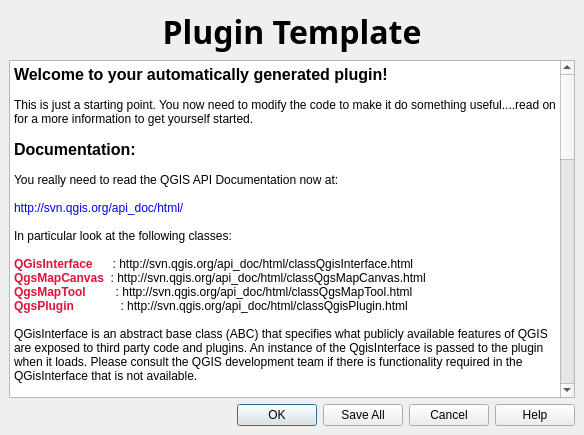
Old version of the form src/plugins/plugin_template/plugingui.ui in the repository kadas-albireo/kadas-albireo.
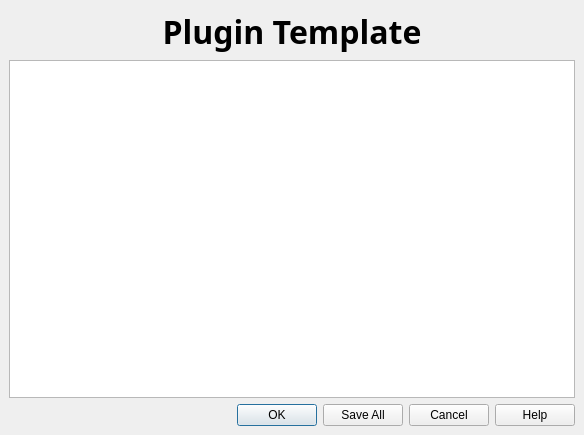
New version of the form. Icons and pictures are not drawn.

Commit message: Fixed #872 in plugin_template, made links clickable and changed template to make it more translateable

Patch:
```diff
--- a/src/plugins/plugin_template/plugingui.ui
+++ b/src/plugins/plugin_template/plugingui.ui
@@ -53,71 +53,8 @@
    </item>
    <item row="1" column="0" >
     <widget class="QTextBrowser" name="textBrowser" >
-     <property name="html" >
-      <string>&lt;html>&lt;head>&lt;meta name="qrichtext" content="1" />&lt;style type="text/css">
-p, li { white-space: pre-wrap; }
-&lt;/style>&lt;/head>&lt;body style=" font-family:'DejaVu Sans Condensed'; font-size:9pt; font-weight:400; font-style:normal; text-decoration:none;">
-&lt;p style=" margin-top:0px; margin-bottom:0px; margin-left:0px; margin-right:0px; -qt-block-indent:0; text-indent:0px; font-family:'Sans Serif';">&lt;span style=" font-size:12pt; font-weight:600;">Welcome to your automatically generated plugin!&lt;/span>&lt;/p>
-&lt;p style="-qt-paragraph-type:empty; margin-top:0px; margin-bottom:0px; margin-left:0px; margin-right:0px; -qt-block-indent:0; text-indent:0px; font-family:'Sans Serif';">&lt;/p>
-&lt;p style=" margin-top:0px; margin-bottom:0px; margin-left:0px; margin-right:0px; -qt-block-indent:0; text-indent:0px; font-family:'Sans Serif';">This is just a starting point. You now need to modify the code to make it do something useful....read on for a more information to get yourself started.&lt;/p>
-&lt;p style="-qt-paragraph-type:empty; margin-top:0px; margin-bottom:0px; margin-left:0px; margin-right:0px; -qt-block-indent:0; text-indent:0px; font-family:'Sans Serif';">&lt;/p>
-&lt;p style=" margin-top:0px; margin-bottom:0px; margin-left:0px; margin-right:0px; -qt-block-indent:0; text-indent:0px; font-family:'Sans Serif';">&lt;span style=" font-size:12pt; font-weight:600;">Documentation:&lt;/span>&lt;/p>
-&lt;p style="-qt-paragraph-type:empty; margin-top:0px; margin-bottom:0px; margin-left:0px; margin-right:0px; -qt-block-indent:0; text-indent:0px; font-family:'Sans Serif';">&lt;/p>
-&lt;p style=" margin-top:0px; margin-bottom:0px; margin-left:0px; margin-right:0px; -qt-block-indent:0; text-indent:0px; font-family:'Sans Serif';">You really need to read the QGIS API Documentation now at:&lt;/p>
-&lt;p style="-qt-paragraph-type:empty; margin-top:0px; margin-bottom:0px; margin-left:0px; margin-right:0px; -qt-block-indent:0; text-indent:0px; font-family:'Sans Serif';">&lt;/p>
-&lt;p style=" margin-top:0px; margin-bottom:0px; margin-left:0px; margin-right:0px; -qt-block-indent:0; text-indent:0px; font-family:'Sans Serif';">&lt;span style=" color:#0000ff;">http://svn.qgis.org/api_doc/html/&lt;/span>&lt;/p>
-&lt;p style="-qt-paragraph-type:empty; margin-top:0px; margin-bottom:0px; margin-left:0px; margin-right:0px; -qt-block-indent:0; text-indent:0px; font-family:'Sans Serif';">&lt;/p>
-&lt;p style=" margin-top:0px; margin-bottom:0px; margin-left:0px; margin-right:0px; -qt-block-indent:0; text-indent:0px; font-family:'Sans Serif';">In particular look at the following classes:&lt;/p>
-&lt;p style="-qt-paragraph-type:empty; margin-top:0px; margin-bottom:0px; margin-left:0px; margin-right:0px; -qt-block-indent:0; text-indent:0px; font-family:'Sans Serif';">&lt;/p>
-&lt;p style=" margin-top:0px; margin-bottom:0px; margin-left:0px; margin-right:0px; -qt-block-indent:0; text-indent:0px; font-family:'Sans Serif';">&lt;span style=" font-weight:600; color:#dc143c;">QGisInterface&lt;/span>      : http://svn.qgis.org/api_doc/html/classQgisInterface.html&lt;/p>
-&lt;p style=" margin-top:0px; margin-bottom:0px; margin-left:0px; margin-right:0px; -qt-block-indent:0; text-indent:0px; font-family:'Sans Serif';">&lt;span style=" font-weight:600; color:#dc143c;">QgsMapCanvas &lt;/span> : http://svn.qgis.org/api_doc/html/classQgsMapCanvas.html&lt;/p>
-&lt;p style=" margin-top:0px; margin-bottom:0px; margin-left:0px; margin-right:0px; -qt-block-indent:0; text-indent:0px; font-family:'Sans Serif';">&lt;span style=" font-weight:600; color:#dc143c;">QgsMapTool&lt;/span>         : http://svn.qgis.org/api_doc/html/classQgsMapTool.html&lt;/p>
-&lt;p style=" margin-top:0px; margin-bottom:0px; margin-left:0px; margin-right:0px; -qt-block-indent:0; text-indent:0px; font-family:'Sans Serif';">&lt;span style=" font-weight:600; color:#dc143c;">QgsPlugin&lt;/span>              : http://svn.qgis.org/api_doc/html/classQgisPlugin.html&lt;/p>
-&lt;p style="-qt-paragraph-type:empty; margin-top:0px; margin-bottom:0px; margin-left:0px; margin-right:0px; -qt-block-indent:0; text-indent:0px; font-family:'Sans Serif';">&lt;/p>
-&lt;p style=" margin-top:0px; margin-bottom:0px; margin-left:0px; margin-right:0px; -qt-block-indent:0; text-indent:0px; font-family:'Sans Serif';">QGisInterface is an abstract base class (ABC) that specifies what publicly available features of QGIS are exposed to third party code and plugins. An instance of the QgisInterface is passed to the plugin when it loads. Please consult the QGIS development team if there is functionality required in the QGisInterface that is not available.&lt;/p>
-&lt;p style="-qt-paragraph-type:empty; margin-top:0px; margin-bottom:0px; margin-left:0px; margin-right:0px; -qt-block-indent:0; text-indent:0px; font-family:'Sans Serif';">&lt;/p>
-&lt;p style=" margin-top:0px; margin-bottom:0px; margin-left:0px; margin-right:0px; -qt-block-indent:0; text-indent:0px; font-family:'Sans Serif';">QgsPlugin is an ABC that defines required behaviour your plugin must provide. See below for more details.&lt;/p>
-&lt;p style="-qt-paragraph-type:empty; margin-top:0px; margin-bottom:0px; margin-left:0px; margin-right:0px; -qt-block-indent:0; text-indent:0px; font-family:'Sans Serif';">&lt;/p>
-&lt;p style=" margin-top:0px; margin-bottom:0px; margin-left:0px; margin-right:0px; -qt-block-indent:0; text-indent:0px; font-family:'Sans Serif';">&lt;span style=" font-size:12pt; font-weight:600;">What are all the files in my generated plugin directory for?&lt;/span>&lt;/p>
-&lt;p style="-qt-paragraph-type:empty; margin-top:0px; margin-bottom:0px; margin-left:0px; margin-right:0px; -qt-block-indent:0; text-indent:0px; font-family:'Sans Serif';">&lt;/p>
-&lt;p style=" margin-top:0px; margin-bottom:0px; margin-left:0px; margin-right:0px; -qt-block-indent:0; text-indent:0px; font-family:'Sans Serif';">&lt;span style=" font-weight:600; color:#dc143c;">CMakeLists.txt&lt;/span>&lt;/p>
-&lt;p style=" margin-top:0px; margin-bottom:0px; margin-left:0px; margin-right:0px; -qt-block-indent:0; text-indent:0px; font-family:'Sans Serif';">This is the generated CMake file that builds the plugin. You should add you application specific dependencies and source files to this file.&lt;/p>
-&lt;p style="-qt-paragraph-type:empty; margin-top:0px; margin-bottom:0px; margin-left:0px; margin-right:0px; -qt-block-indent:0; text-indent:0px; font-family:'Sans Serif';">&lt;/p>
-&lt;p style=" margin-top:0px; margin-bottom:0px; margin-left:0px; margin-right:0px; -qt-block-indent:0; text-indent:0px; font-family:'Sans Serif';">&lt;span style=" font-weight:600; color:#dc143c;">[pluginlcasename].h&lt;/span>&lt;/p>
-&lt;p style=" margin-top:0px; margin-bottom:0px; margin-left:0px; margin-right:0px; -qt-block-indent:0; text-indent:0px; font-family:'Sans Serif'; font-weight:600; color:#dc143c;">[pluginlcasename].cpp  &lt;/p>
-&lt;p style=" margin-top:0px; margin-bottom:0px; margin-left:0px; margin-right:0px; -qt-block-indent:0; text-indent:0px; font-family:'Sans Serif';">This is the class that provides the 'glue' between your custom application logic and the QGIS application. You will see that a number of methods are already implemented for you - including some examples of how to add a raster or vector layer to the main application map canvas. This class is a concrete instance of the QgisPlugin interface which defines required behaviour for a plugin. In particular, a plugin has a number of static methods and members so that the QgsPluginManager and plugin loader logic can identify each plugin, create an appropriate menu entry for it etc. Note there is nothing stopping you creating multiple toolbar icons and menu entries for a single plugin. By default though a single menu entry and toolbar button is created and its pre-configured to call the run() method in this class when selected. This default implementation provided for you by the plugin builder is well documented, so please refer to the code for further advice.&lt;/p>
-&lt;p style="-qt-paragraph-type:empty; margin-top:0px; margin-bottom:0px; margin-left:0px; margin-right:0px; -qt-block-indent:0; text-indent:0px; font-family:'Sans Serif';">&lt;/p>
-&lt;p style=" margin-top:0px; margin-bottom:0px; margin-left:0px; margin-right:0px; -qt-block-indent:0; text-indent:0px; font-family:'Sans Serif';">&lt;span style=" font-weight:600; color:#dc143c;">[pluginlcasename]gui.ui&lt;/span>&lt;/p>
-&lt;p style=" margin-top:0px; margin-bottom:0px; margin-left:0px; margin-right:0px; -qt-block-indent:0; text-indent:0px; font-family:'Sans Serif'; font-weight:600; color:#000000;">&lt;span style=" font-weight:400;">This is a Qt designer 'ui' file. It defines the look of the default plugin dialog without implementing any application logic. You can modify this form to suite your needs or completely remove it if your plugin does not need to display a user form (e.g. for custom MapTools).&lt;/span>&lt;/p>
-&lt;p style="-qt-paragraph-type:empty; margin-top:0px; margin-bottom:0px; margin-left:0px; margin-right:0px; -qt-block-indent:0; text-indent:0px; font-family:'Sans Serif'; color:#000000;">&lt;/p>
-&lt;p style="-qt-paragraph-type:empty; margin-top:0px; margin-bottom:0px; margin-left:0px; margin-right:0px; -qt-block-indent:0; text-indent:0px; font-family:'Sans Serif';">&lt;/p>
-&lt;p style=" margin-top:0px; margin-bottom:0px; margin-left:0px; margin-right:0px; -qt-block-indent:0; text-indent:0px; font-family:'Sans Serif';">&lt;span style=" font-weight:600; color:#dc143c;">[pluginlcasename]gui.cpp  &lt;/span>&lt;/p>
-&lt;p style=" margin-top:0px; margin-bottom:0px; margin-left:0px; margin-right:0px; -qt-block-indent:0; text-indent:0px; font-family:'Sans Serif'; font-weight:600; color:#dc143c;">[pluginlcasename]gui.h &lt;span style=" font-weight:400; color:#000000;"> &lt;/span>&lt;/p>
-&lt;p style=" margin-top:0px; margin-bottom:0px; margin-left:0px; margin-right:0px; -qt-block-indent:0; text-indent:0px; font-family:'Sans Serif';">This is the concrete class where application logic for the above mentioned dialog should go. The world is your oyster here really....&lt;/p>
-&lt;p style="-qt-paragraph-type:empty; margin-top:0px; margin-bottom:0px; margin-left:0px; margin-right:0px; -qt-block-indent:0; text-indent:0px; font-family:'Sans Serif';">&lt;/p>
-&lt;p style=" margin-top:0px; margin-bottom:0px; margin-left:0px; margin-right:0px; -qt-block-indent:0; text-indent:0px; font-family:'Sans Serif';">&lt;span style=" font-weight:600; color:#dc143c;">[pluginlcasename].qrc  &lt;/span>&lt;/p>
-&lt;p style=" margin-top:0px; margin-bottom:0px; margin-left:0px; margin-right:0px; -qt-block-indent:0; text-indent:0px; font-family:'Sans Serif'; font-weight:600; color:#dc143c;">&lt;span style=" font-weight:400; color:#000000;">This is the Qt4 resources file for your plugin. The Makefile generated for your plugin is all set up to compile the resource file so all you need to do is add your additional icons etc using the simple xml file format. Note the namespace used for all your resources e.g. (":/[pluginname]/"). It is important to use this prefix for all your resources. We suggest you include any other images and run time data in this resurce file too.&lt;/span>&lt;/p>
-&lt;p style="-qt-paragraph-type:empty; margin-top:0px; margin-bottom:0px; margin-left:0px; margin-right:0px; -qt-block-indent:0; text-indent:0px; font-family:'Sans Serif';">&lt;/p>
-&lt;p style=" margin-top:0px; margin-bottom:0px; margin-left:0px; margin-right:0px; -qt-block-indent:0; text-indent:0px; font-family:'Sans Serif';">&lt;span style=" font-weight:600; color:#dc143c;">[pluginlcasename].png  &lt;/span>&lt;/p>
-&lt;p style=" margin-top:0px; margin-bottom:0px; margin-left:0px; margin-right:0px; -qt-block-indent:0; text-indent:0px; font-family:'Sans Serif'; font-weight:600; color:#dc143c;">&lt;span style=" font-weight:400; color:#000000;">This is the icon that will be used for your plugin menu entry and toolbar icon. Simply replace this icon with your own icon to make your plugin disctinctive from the rest.&lt;/span>&lt;/p>
-&lt;p style="-qt-paragraph-type:empty; margin-top:0px; margin-bottom:0px; margin-left:0px; margin-right:0px; -qt-block-indent:0; text-indent:0px; font-family:'Sans Serif'; font-weight:600; color:#dc143c;">&lt;/p>
-&lt;p style=" margin-top:0px; margin-bottom:0px; margin-left:0px; margin-right:0px; -qt-block-indent:0; text-indent:0px; font-family:'Sans Serif';">&lt;span style=" font-weight:600; color:#dc143c;">README&lt;/span>&lt;/p>
-&lt;p style=" margin-top:0px; margin-bottom:0px; margin-left:0px; margin-right:0px; -qt-block-indent:0; text-indent:0px; font-family:'Sans Serif';">This file contains the documentation you are reading now!&lt;/p>
-&lt;p style="-qt-paragraph-type:empty; margin-top:0px; margin-bottom:0px; margin-left:0px; margin-right:0px; -qt-block-indent:0; text-indent:0px; font-family:'Sans Serif';">&lt;/p>
-&lt;p style="-qt-paragraph-type:empty; margin-top:0px; margin-bottom:0px; margin-left:0px; margin-right:0px; -qt-block-indent:0; text-indent:0px; font-family:'Sans Serif';">&lt;/p>
-&lt;p style=" margin-top:0px; margin-bottom:0px; margin-left:0px; margin-right:0px; -qt-block-indent:0; text-indent:0px; font-family:'Sans Serif';">&lt;span style=" font-size:12pt; font-weight:600;">Getting developer help:&lt;/span>&lt;/p>
-&lt;p style="-qt-paragraph-type:empty; margin-top:0px; margin-bottom:0px; margin-left:0px; margin-right:0px; -qt-block-indent:0; text-indent:0px; font-family:'Sans Serif';">&lt;/p>
-&lt;p style=" margin-top:0px; margin-bottom:0px; margin-left:0px; margin-right:0px; -qt-block-indent:0; text-indent:0px; font-family:'Sans Serif';">For Questions and Comments regarding the plugin builder template and creating your features in QGIS using the plugin interface please contact us via:&lt;/p>
-&lt;p style="-qt-paragraph-type:empty; margin-top:0px; margin-bottom:0px; margin-left:0px; margin-right:0px; -qt-block-indent:0; text-indent:0px; font-family:'Sans Serif';">&lt;/p>
-&lt;p style=" margin-top:0px; margin-bottom:0px; margin-left:0px; margin-right:0px; -qt-block-indent:0; text-indent:0px; font-family:'Sans Serif';"> * the QGIS developers mailing list, or&lt;/p>
-&lt;p style=" margin-top:0px; margin-bottom:0px; margin-left:0px; margin-right:0px; -qt-block-indent:0; text-indent:0px; font-family:'Sans Serif';"> * IRC (#qgis on freenode.net)&lt;/p>
-&lt;p style="-qt-paragraph-type:empty; margin-top:0px; margin-bottom:0px; margin-left:0px; margin-right:0px; -qt-block-indent:0; text-indent:0px; font-family:'Sans Serif';">&lt;/p>
-&lt;p style=" margin-top:0px; margin-bottom:0px; margin-left:0px; margin-right:0px; -qt-block-indent:0; text-indent:0px; font-family:'Sans Serif';">QGIS is distributed under the Gnu Public License. If you create a useful plugin please consider contributing it back to the community.&lt;/p>
-&lt;p style="-qt-paragraph-type:empty; margin-top:0px; margin-bottom:0px; margin-left:0px; margin-right:0px; -qt-block-indent:0; text-indent:0px; font-family:'Sans Serif';">&lt;/p>
-&lt;p style=" margin-top:0px; margin-bottom:0px; margin-left:0px; margin-right:0px; -qt-block-indent:0; text-indent:0px; font-family:'Sans Serif';">Have fun and thank you for choosing QGIS.&lt;/p>
-&lt;p style="-qt-paragraph-type:empty; margin-top:0px; margin-bottom:0px; margin-left:0px; margin-right:0px; -qt-block-indent:0; text-indent:0px; font-family:'Sans Serif';">&lt;/p>
-&lt;p style=" margin-top:0px; margin-bottom:0px; margin-left:0px; margin-right:0px; -qt-block-indent:0; text-indent:0px; font-family:'Sans Serif';">&lt;span style=" font-weight:600;">The QGIS Team&lt;/span>&lt;/p>
-&lt;p style=" margin-top:0px; margin-bottom:0px; margin-left:0px; margin-right:0px; -qt-block-indent:0; text-indent:0px; font-family:'Sans Serif'; font-weight:600;">2007&lt;/p>&lt;/body>&lt;/html></string>
+     <property name="openExternalLinks" >
+      <bool>true</bool>
      </property>
     </widget>
    </item>
```
The commit also changes 3 other files.
